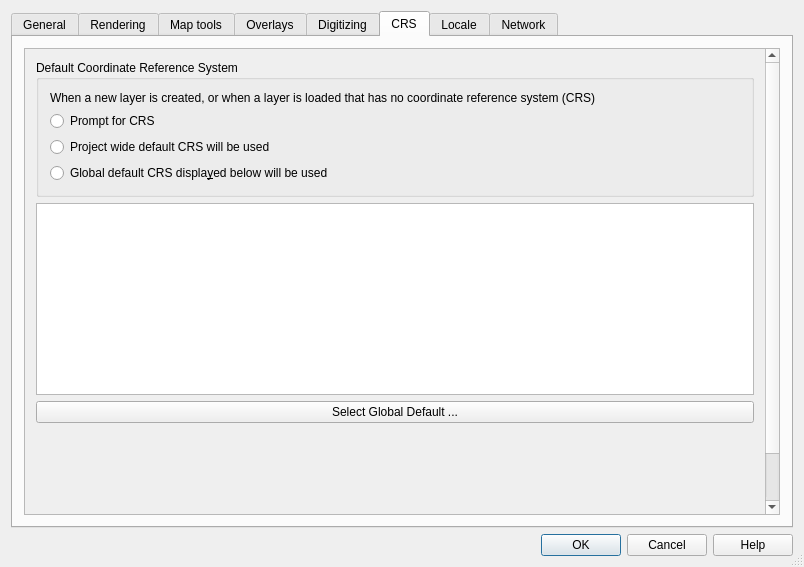
Above: qgis/src/ui/qgsoptionsbase.ui from sourcepole/qgis before the change. Below: the same form after it.
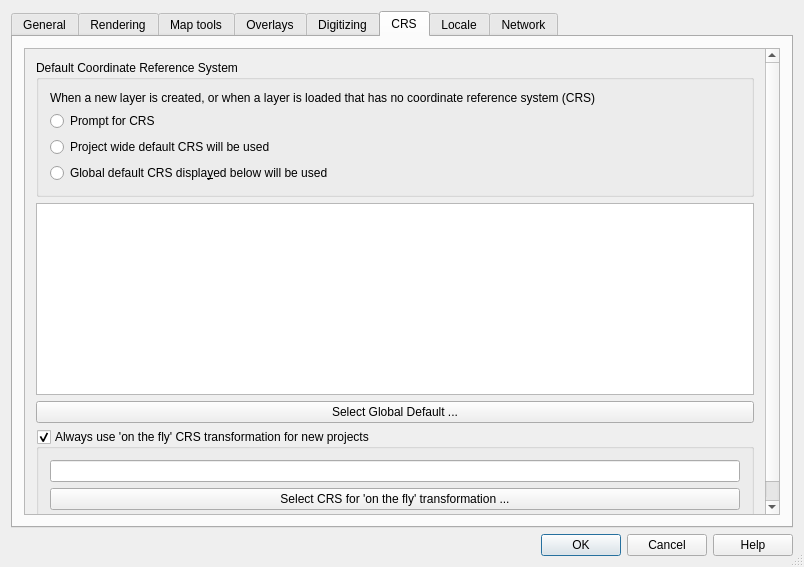
That is the form after the change. The open tabs and pages were chosen to show the change. Icons and pictures are not drawn. Custom widgets are drawn as their Qt base class.

Commit message: Applied patch for #363 from Alex Bruy to enable on the fly projection by default.

Patch:
```diff
--- a/qgis/src/ui/qgsoptionsbase.ui
+++ b/qgis/src/ui/qgsoptionsbase.ui
@@ -1354,9 +1354,9 @@
           <property name="geometry">
            <rect>
             <x>0</x>
-            <y>0</y>
-            <width>416</width>
-            <height>568</height>
+            <y>-59</y>
+            <width>746</width>
+            <height>516</height>
            </rect>
           </property>
           <layout class="QGridLayout" name="gridLayout_15">
@@ -1414,17 +1414,30 @@
             </widget>
            </item>
            <item row="3" column="0">
-            <spacer>
-             <property name="orientation">
-              <enum>Qt::Vertical</enum>
+            <widget class="QGroupBox" name="grpOtfTransform">
+             <property name="title">
+              <string>Always use 'on the fly' CRS transformation for new projects</string>
              </property>
-             <property name="sizeHint" stdset="0">
-              <size>
-               <width>51</width>
-               <height>135</height>
-              </size>
+             <property name="checkable">
+              <bool>true</bool>
              </property>
-            </spacer>
+             <layout class="QVBoxLayout" name="verticalLayout_3">
+              <item>
+               <widget class="QLineEdit" name="leGlobalOtfProjString">
+                <property name="readOnly">
+                 <bool>true</bool>
+                </property>
+               </widget>
+              </item>
+              <item>
+               <widget class="QPushButton" name="pbnSelectOtfProjection">
+                <property name="text">
+                 <string>Select CRS for 'on the fly' transformation ...</string>
+                </property>
+               </widget>
+              </item>
+             </layout>
+            </widget>
            </item>
           </layout>
          </widget>
```
Left out of the diff: 28 changed lines with no effect on the pictures. The commit also changes 3 other files.
